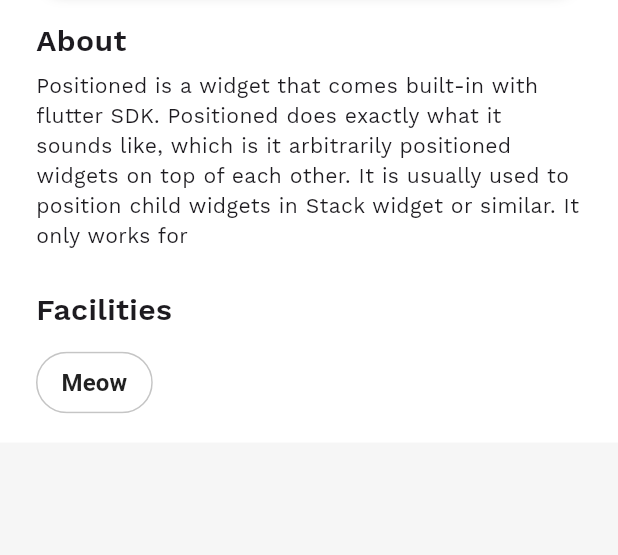
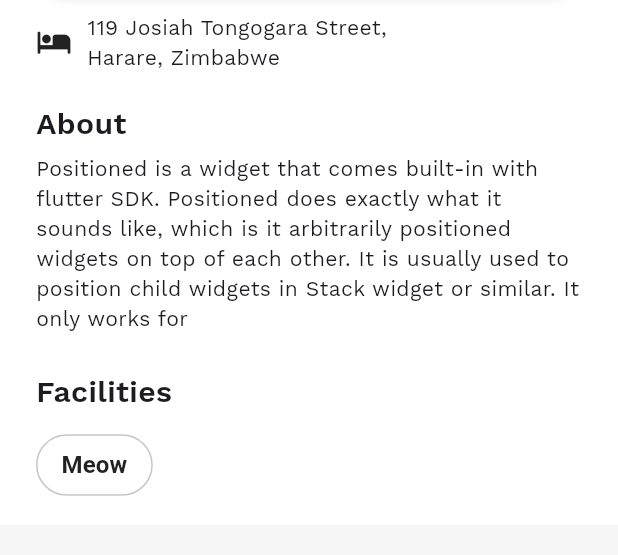
Before and after one commit to takumade/hotel-app, a Flutter app: the HotelDetailScreen screen opened directly with sample values from the repository, on a phone screen of 412 x 824 dp, the part 474-1029 px from its top. Run offline on Flutter 3.47's test engine with Material 3 defaults, Android fonts, the phone set to English and light mode, and no system bars; our stand-ins replace flutter_rating_bar, font_awesome_flutter.

Commit message:
Add address field

```diff
--- a/lib/screens/hotel_detail_screen.dart
+++ b/lib/screens/hotel_detail_screen.dart
@@ -92,8 +92,21 @@ class _HotelDetailScreenState extends State<HotelDetailScreen> {
                                             HotelDetailTitle(widget: widget)))
                               ],
                             ),
+
                             Container(
-                                margin: EdgeInsets.only(top: 25),
+                                margin: EdgeInsets.only(top: 20),
+                              child: Row(
+                                children: [
+                                  Icon(Icons.hotel_rounded),
+
+                                  Container(
+                                      margin: EdgeInsets.only(left: 10),
+                                    child: Text('119 Josiah Tongogara Street, \nHarare, Zimbabwe'))
+                                ],
+                              ),
+                            ),
+                            Container(
+                                margin: EdgeInsets.only(top: 20),
                                 child: Text("About",
                                     style: TextStyle(
                                         fontSize: 20,
@@ -116,7 +129,7 @@ class _HotelDetailScreenState extends State<HotelDetailScreen> {
                         color: HotelAppTheme.buildLightTheme()
                             .colorScheme
                             .background,
-                      )
+                      ),
                     ],
                   )
                 ]),
```
